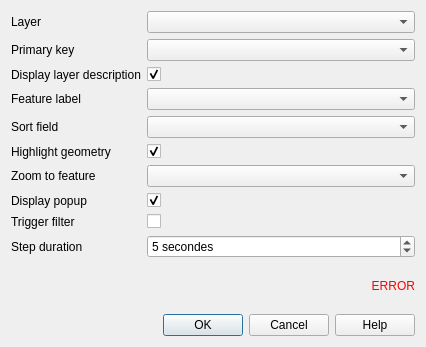
This is lizmap/resources/ui/ui_form_atlas.ui in 3liz/lizmap-plugin as Qt 5 draws it before an edit. The edited form follows.
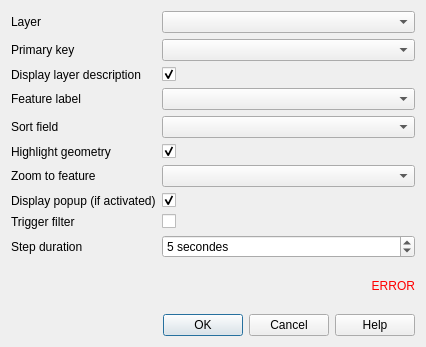
This is the edited form. Custom widgets are drawn as their Qt base class.

Commit message: UX - Add note about popup must be activated in the atlas form fix #505

What changed in the file:
```diff
--- a/lizmap/resources/ui/ui_form_atlas.ui
+++ b/lizmap/resources/ui/ui_form_atlas.ui
@@ -106,7 +106,7 @@
      <item row="7" column="0">
       <widget class="QLabel" name="label_popup">
        <property name="text">
-        <string>Display popup</string>
+        <string>Display popup (if activated)</string>
        </property>
       </widget>
      </item>
```
The commit also changes 1 other file.
